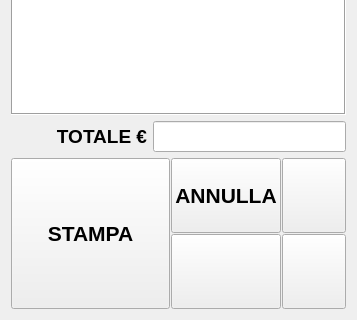
This is src/ordine.ui in mtonin/gestcassa as Qt 5 draws it before an edit; both pictures show x 0 to 357 and y 321 to 641 of the 357 by 641 pixel window. The edited form follows.
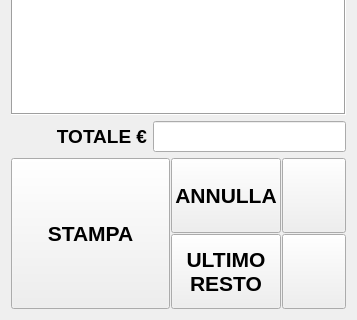
This is the edited form. Custom widgets are drawn as their Qt base class.

Commit message: - corretta mancata visualizzazione righe ordine dopo cancellazione di un articolo - gestione tasto "ultimo resto" - aggiunto effetto dissolvenza nel dialog restoDlg

```diff
--- a/src/ordine.ui
+++ b/src/ordine.ui
@@ -240,7 +240,8 @@
         </font>
        </property>
        <property name="text">
-        <string/>
+        <string>ULTIMO
+RESTO</string>
        </property>
       </widget>
      </item>
```
Left out of the diff: 4 changed lines with no effect on the pictures. The commit also changes 12 other files.
